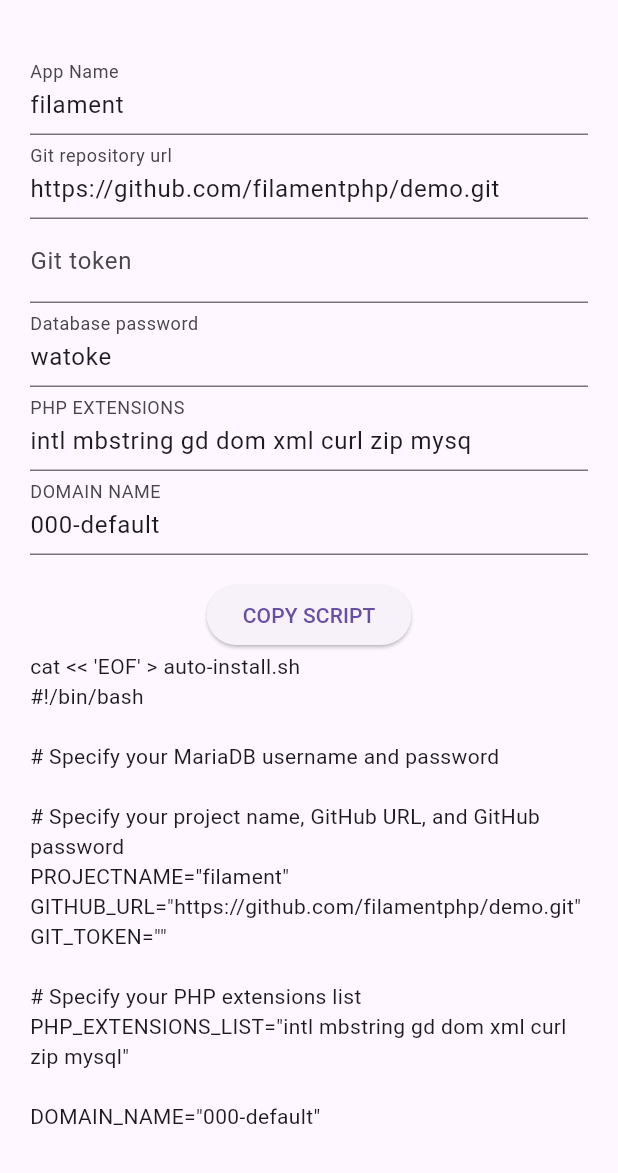
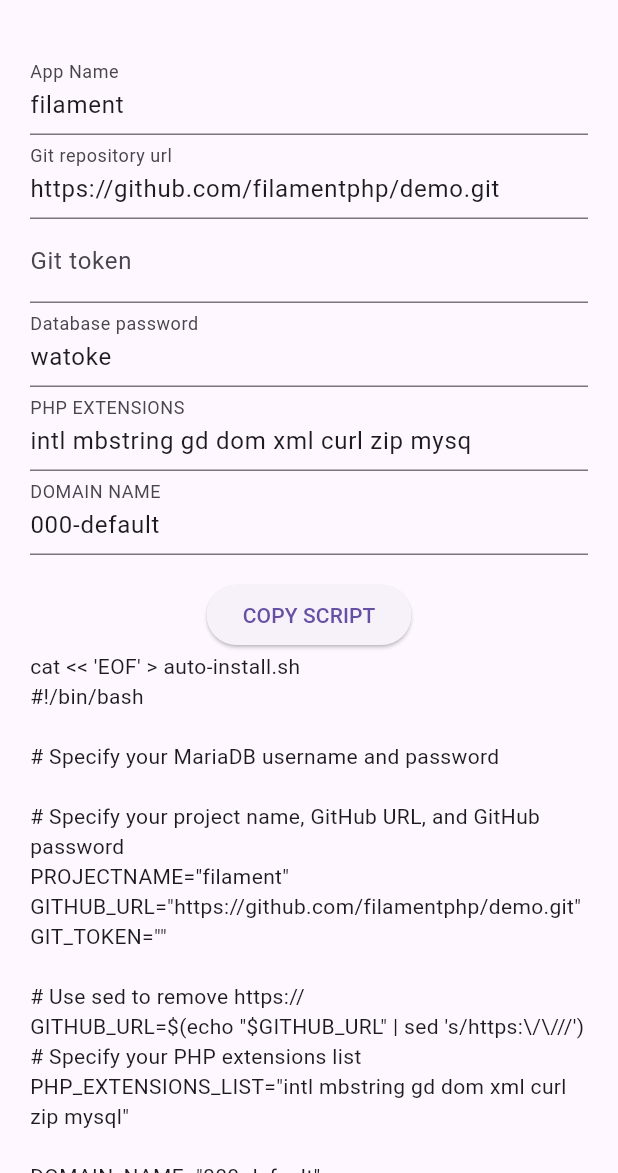
Before and after one commit to blalmal10a/shell-script-siamna, a Flutter app: the screen it shows after launch, on a phone screen of 412 x 824 dp, the part 63-1236 px from its top. Run offline on Flutter 3.47's test engine with Material 3 defaults, Android fonts, the phone set to English and light mode, and no system bars; our stand-ins replace firebase_core, get, recase; missing offline and left inert: snack; accounts and stored records are empty.

Commit message:
feat[add] github url parser

```diff
--- a/lib/helpers/form_script.dart
+++ b/lib/helpers/form_script.dart
@@ -21,6 +21,8 @@
 GITHUB_URL="$git_url"
 GIT_TOKEN="$git_token"
 
+# Use sed to remove https://
+GITHUB_URL=\$(echo "\$GITHUB_URL" | sed 's/https:\\/\\///')
 # Specify your PHP extensions list
 PHP_EXTENSIONS_LIST="$php_extensions"
 
```
